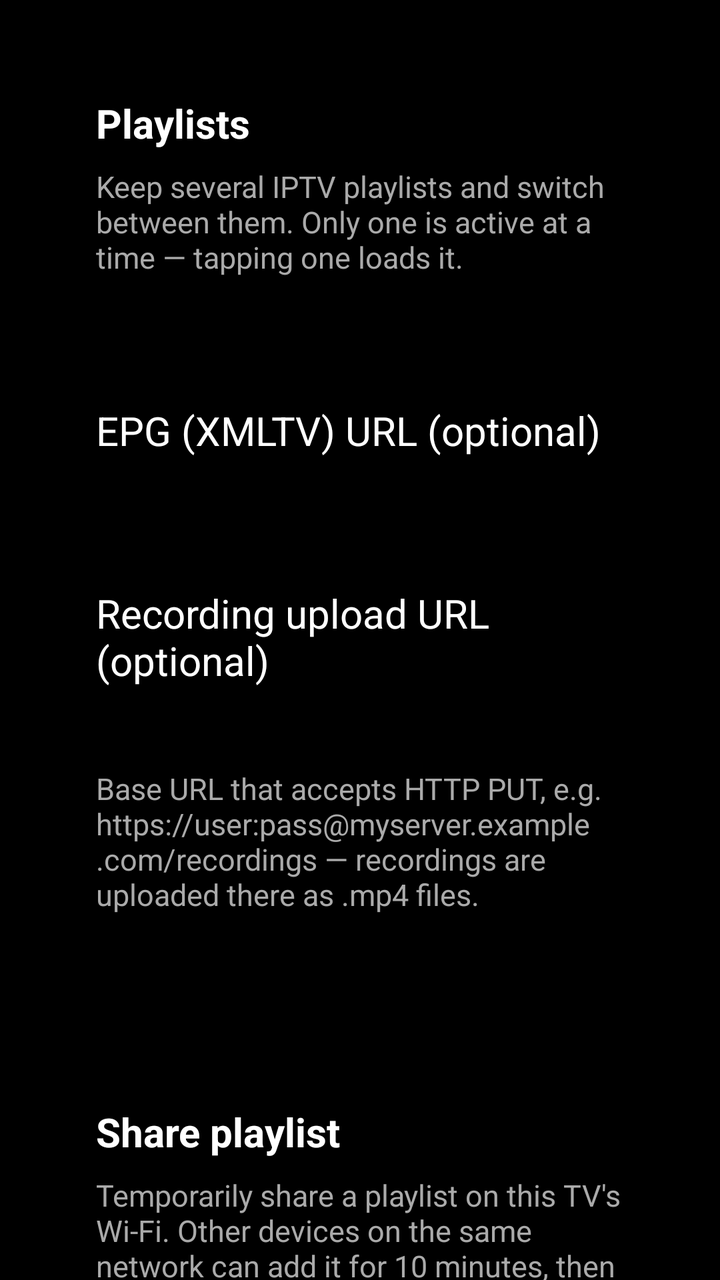
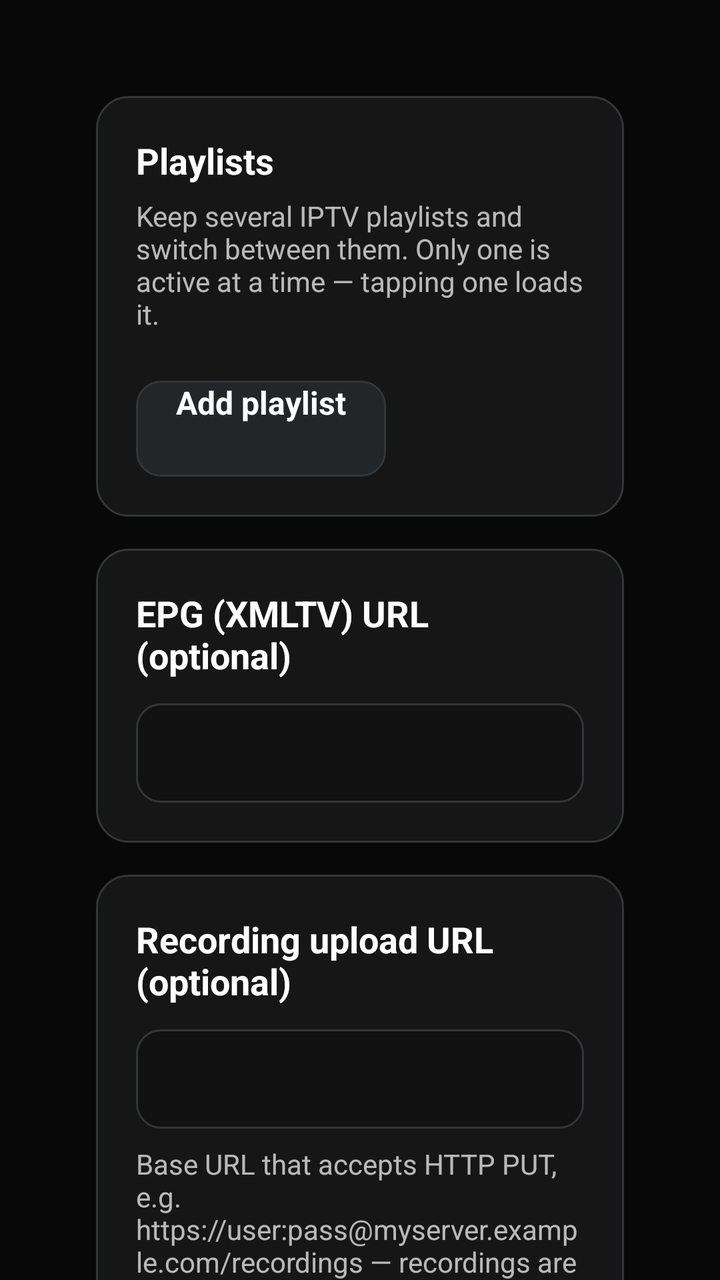

Before-and-after screenshots of an Android layout around one commit, followed by the original layout XML and the change that was made.
<!-- AndroidManifest.xml: application theme Theme.OpenTV -->
<!-- res/layout/activity_settings.xml -->
<?xml version="1.0" encoding="utf-8"?>
<ScrollView xmlns:android="http://schemas.android.com/apk/res/android"
    android:layout_width="match_parent"
    android:layout_height="match_parent"
    android:background="@android:color/black">

<LinearLayout
    android:layout_width="match_parent"
    android:layout_height="wrap_content"
    android:orientation="vertical"
    android:padding="48dp">

    
    <TextView
        android:layout_width="wrap_content"
        android:layout_height="wrap_content"
        android:text="@string/playlists_title"
        android:textColor="@android:color/white"
        android:textSize="20sp"
        android:textStyle="bold" />

    <TextView
        android:layout_width="wrap_content"
        android:layout_height="wrap_content"
        android:layout_marginTop="8dp"
        android:text="@string/playlists_hint"
        android:textColor="#FFAAAAAA"
        android:textSize="15sp" />

    <LinearLayout
        android:id="@+id/playlists_list"
        android:layout_width="match_parent"
        android:layout_height="wrap_content"
        android:layout_marginTop="12dp"
        android:orientation="vertical" />

    <Button
        android:id="@+id/add_playlist_button"
        android:layout_width="wrap_content"
        android:layout_height="wrap_content"
        android:layout_marginTop="12dp"
        android:text="@string/playlist_add" />

    <TextView
        android:layout_width="wrap_content"
        android:layout_height="wrap_content"
        android:layout_marginTop="32dp"
        android:text="@string/epg_url_label"
        android:textColor="@android:color/white"
        android:textSize="20sp" />

    <EditText
        android:id="@+id/epg_url"
        android:layout_width="match_parent"
        android:layout_height="wrap_content"
        android:layout_marginTop="8dp"
        android:textColor="@android:color/white"
        android:textSize="18sp"
        android:inputType="textUri"
        android:singleLine="true" />

    <TextView
        android:layout_width="wrap_content"
        android:layout_height="wrap_content"
        android:layout_marginTop="32dp"
        android:text="@string/upload_url_label"
        android:textColor="@android:color/white"
        android:textSize="20sp" />

    <EditText
        android:id="@+id/upload_url"
        android:layout_width="match_parent"
        android:layout_height="wrap_content"
        android:layout_marginTop="8dp"
        android:textColor="@android:color/white"
        android:textSize="18sp"
        android:inputType="textUri"
        android:singleLine="true" />

    <TextView
        android:layout_width="wrap_content"
        android:layout_height="wrap_content"
        android:layout_marginTop="8dp"
        android:text="@string/upload_url_hint"
        android:textColor="#FFAAAAAA"
        android:textSize="15sp" />

    <LinearLayout
        android:layout_width="match_parent"
        android:layout_height="wrap_content"
        android:layout_marginTop="40dp"
        android:orientation="horizontal">

        <Button
            android:id="@+id/save_button"
            android:layout_width="wrap_content"
            android:layout_height="wrap_content"
            android:text="@string/save" />

        <Button
            android:id="@+id/reset_button"
            android:layout_width="wrap_content"
            android:layout_height="wrap_content"
            android:layout_marginStart="16dp"
            android:text="@string/reset_default" />

        <Button
            android:id="@+id/unhide_button"
            android:layout_width="wrap_content"
            android:layout_height="wrap_content"
            android:layout_marginStart="16dp"
            android:text="@string/unhide_all" />

    </LinearLayout>

    
    <TextView
        android:layout_width="wrap_content"
        android:layout_height="wrap_content"
        android:layout_marginTop="48dp"
        android:text="@string/share_playlist_title"
        android:textColor="@android:color/white"
        android:textSize="20sp"
        android:textStyle="bold" />

    <TextView
        android:layout_width="wrap_content"
        android:layout_height="wrap_content"
        android:layout_marginTop="8dp"
        android:text="@string/share_playlist_hint"
        android:textColor="#FFAAAAAA"
        android:textSize="15sp" />

    <TextView
        android:id="@+id/share_status"
        android:layout_width="wrap_content"
        android:layout_height="wrap_content"
        android:layout_marginTop="12dp"
        android:text="@string/share_not_running"
        android:textColor="@android:color/white"
        android:textSize="18sp" />

    <Button
        android:id="@+id/share_button"
        android:layout_width="wrap_content"
        android:layout_height="wrap_content"
        android:layout_marginTop="12dp"
        android:text="@string/share_playlist" />

    
    <TextView
        android:layout_width="wrap_content"
        android:layout_height="wrap_content"
        android:layout_marginTop="48dp"
        android:text="@string/about_title"
        android:textColor="@android:color/white"
        android:textSize="20sp"
        android:textStyle="bold" />

    <TextView
        android:id="@+id/about_version"
        android:layout_width="wrap_content"
        android:layout_height="wrap_content"
        android:layout_marginTop="8dp"
        android:textColor="@android:color/white"
        android:textSize="18sp" />

    <TextView
        android:layout_width="wrap_content"
        android:layout_height="wrap_content"
        android:layout_marginTop="8dp"
        android:text="@string/about_text"
        android:textColor="#FFAAAAAA"
        android:textSize="15sp" />

</LinearLayout>
</ScrollView>
<!-- resources referenced by this layout -->
<resources>
  <string name="about_text">A free, open-source Android TV IPTV player. Built with AI assistance — expect rough edges, bug reports welcome.</string>
  <string name="about_title">About</string>
  <string name="epg_url_label">EPG (XMLTV) URL (optional)</string>
  <string name="playlist_add">Add playlist</string>
  <string name="playlists_hint">Keep several IPTV playlists and switch between them. Only one is active at a time — tapping one loads it.</string>
  <string name="playlists_title">Playlists</string>
  <string name="reset_default">Reset to default</string>
  <string name="save">Save</string>
  <string name="share_not_running">Not sharing.</string>
  <string name="share_playlist">Share playlist</string>
  <string name="share_playlist_hint">Temporarily share a playlist on this TV\'s Wi-Fi. Other devices on the same network can add it for 10 minutes, then sharing turns itself off. While sharing is on, other devices can also send a playlist to this TV.</string>
  <string name="share_playlist_title">Share playlist</string>
  <string name="unhide_all">Unhide all channels</string>
  <string name="upload_url_hint">Base URL that accepts HTTP PUT, e.g. https://user:pass@myserver.example.com/recordings — recordings are uploaded there as .mp4 files.</string>
  <string name="upload_url_label">Recording upload URL (optional)</string>
  <style name="Theme.OpenTV" parent="Theme.Leanback">
          <item name="android:windowBackground">@android:color/black</item>
      </style>
</resources>

<!-- the commit's change to res/layout/activity_settings.xml (unified diff, before → after) -->
@@ -2,7 +2,7 @@
 <ScrollView xmlns:android="http://schemas.android.com/apk/res/android"
     android:layout_width="match_parent"
     android:layout_height="match_parent"
-    android:background="@android:color/black">
+    android:background="#080808">
 
 <LinearLayout
     android:layout_width="match_parent"
@@ -11,167 +11,255 @@
     android:padding="48dp">
 
     
-    <TextView
-        android:layout_width="wrap_content"
-        android:layout_height="wrap_content"
-        android:text="@string/playlists_title"
-        android:textColor="@android:color/white"
-        android:textSize="20sp"
-        android:textStyle="bold" />
-
-    <TextView
-        android:layout_width="wrap_content"
-        android:layout_height="wrap_content"
-        android:layout_marginTop="8dp"
-        android:text="@string/playlists_hint"
-        android:textColor="#FFAAAAAA"
-        android:textSize="15sp" />
-
-    <LinearLayout
-        android:id="@+id/playlists_list"
-        android:layout_width="match_parent"
-        android:layout_height="wrap_content"
-        android:layout_marginTop="12dp"
-        android:orientation="vertical" />
-
-    <Button
-        android:id="@+id/add_playlist_button"
-        android:layout_width="wrap_content"
-        android:layout_height="wrap_content"
-        android:layout_marginTop="12dp"
-        android:text="@string/playlist_add" />
-
-    <TextView
-        android:layout_width="wrap_content"
-        android:layout_height="wrap_content"
-        android:layout_marginTop="32dp"
-        android:text="@string/epg_url_label"
-        android:textColor="@android:color/white"
-        android:textSize="20sp" />
-
-    <EditText
-        android:id="@+id/epg_url"
-        android:layout_width="match_parent"
-        android:layout_height="wrap_content"
-        android:layout_marginTop="8dp"
-        android:textColor="@android:color/white"
-        android:textSize="18sp"
-        android:inputType="textUri"
-        android:singleLine="true" />
-
-    <TextView
-        android:layout_width="wrap_content"
-        android:layout_height="wrap_content"
-        android:layout_marginTop="32dp"
-        android:text="@string/upload_url_label"
-        android:textColor="@android:color/white"
-        android:textSize="20sp" />
-
-    <EditText
-        android:id="@+id/upload_url"
-        android:layout_width="match_parent"
-        android:layout_height="wrap_content"
-        android:layout_marginTop="8dp"
-        android:textColor="@android:color/white"
-        android:textSize="18sp"
-        android:inputType="textUri"
-        android:singleLine="true" />
-
-    <TextView
-        android:layout_width="wrap_content"
-        android:layout_height="wrap_content"
-        android:layout_marginTop="8dp"
-        android:text="@string/upload_url_hint"
-        android:textColor="#FFAAAAAA"
-        android:textSize="15sp" />
-
-    <LinearLayout
-        android:layout_width="match_parent"
-        android:layout_height="wrap_content"
-        android:layout_marginTop="40dp"
+    <LinearLayout
+        android:layout_width="match_parent"
+        android:layout_height="wrap_content"
+        android:orientation="vertical"
+        android:background="@drawable/card_rounded_bg"
+        android:padding="20dp">
+
+        <TextView
+            android:layout_width="wrap_content"
+            android:layout_height="wrap_content"
+            android:text="@string/playlists_title"
+            android:textColor="@android:color/white"
+            android:textSize="18sp"
+            android:textStyle="bold" />
+
+        <TextView
+            android:layout_width="wrap_content"
+            android:layout_height="wrap_content"
+            android:layout_marginTop="6dp"
+            android:text="@string/playlists_hint"
+            android:textColor="#B3FFFFFF"
+            android:textSize="14sp" />
+
+        <LinearLayout
+            android:id="@+id/playlists_list"
+            android:layout_width="match_parent"
+            android:layout_height="wrap_content"
+            android:layout_marginTop="12dp"
+            android:orientation="vertical" />
+
+        <Button
+            android:id="@+id/add_playlist_button"
+            android:layout_width="wrap_content"
+            android:layout_height="wrap_content"
+            android:layout_marginTop="12dp"
+            android:background="@drawable/settings_button_bg"
+            android:minHeight="48dp"
+            android:paddingStart="20dp"
+            android:paddingEnd="20dp"
+            android:text="@string/playlist_add"
+            android:textColor="@color/settings_button_text"
+            android:textSize="16sp"
+            android:textStyle="bold" />
+
+    </LinearLayout>
+
+    <LinearLayout
+        android:layout_width="match_parent"
+        android:layout_height="wrap_content"
+        android:layout_marginTop="16dp"
+        android:orientation="vertical"
+        android:background="@drawable/card_rounded_bg"
+        android:padding="20dp">
+
+        <TextView
+            android:layout_width="wrap_content"
+            android:layout_height="wrap_content"
+            android:text="@string/epg_url_label"
+            android:textColor="@android:color/white"
+            android:textSize="18sp"
+            android:textStyle="bold" />
+
+        <EditText
+            android:id="@+id/epg_url"
+            android:layout_width="match_parent"
+            android:layout_height="wrap_content"
+            android:layout_marginTop="12dp"
+            android:background="@drawable/settings_input_bg"
+            android:padding="14dp"
+            android:textColor="@android:color/white"
+            android:textColorHint="#FF7A7A85"
+            android:textSize="16sp"
+            android:inputType="textUri"
+            android:singleLine="true" />
+
+    </LinearLayout>
+
+    <LinearLayout
+        android:layout_width="match_parent"
+        android:layout_height="wrap_content"
+        android:layout_marginTop="16dp"
+        android:orientation="vertical"
+        android:background="@drawable/card_rounded_bg"
+        android:padding="20dp">
+
+        <TextView
+            android:layout_width="wrap_content"
+            android:layout_height="wrap_content"
+            android:text="@string/upload_url_label"
+            android:textColor="@android:color/white"
+            android:textSize="18sp"
+            android:textStyle="bold" />
+
+        <EditText
+            android:id="@+id/upload_url"
+            android:layout_width="match_parent"
+            android:layout_height="wrap_content"
+            android:layout_marginTop="12dp"
+            android:background="@drawable/settings_input_bg"
+            android:padding="14dp"
+            android:textColor="@android:color/white"
+            android:textColorHint="#FF7A7A85"
+            android:textSize="16sp"
+            android:inputType="textUri"
+            android:singleLine="true" />
+
+        <TextView
+            android:layout_width="wrap_content"
+            android:layout_height="wrap_content"
+            android:layout_marginTop="8dp"
+            android:text="@string/upload_url_hint"
+            android:textColor="#B3FFFFFF"
+            android:textSize="14sp" />
+
+    </LinearLayout>
+
+    <LinearLayout
+        android:layout_width="match_parent"
+        android:layout_height="wrap_content"
+        android:layout_marginTop="24dp"
         android:orientation="horizontal">
 
         <Button
             android:id="@+id/save_button"
             android:layout_width="wrap_content"
             android:layout_height="wrap_content"
-            android:text="@string/save" />
+            android:background="@drawable/settings_button_bg"
+            android:minHeight="48dp"
+            android:paddingStart="20dp"
+            android:paddingEnd="20dp"
+            android:text="@string/save"
+            android:textColor="@color/settings_button_text"
+            android:textSize="16sp"
+            android:textStyle="bold" />
 
         <Button
             android:id="@+id/reset_button"
             android:layout_width="wrap_content"
             android:layout_height="wrap_content"
             android:layout_marginStart="16dp"
-            android:text="@string/reset_default" />
+            android:background="@drawable/settings_button_bg"
+            android:minHeight="48dp"
+            android:paddingStart="20dp"
+            android:paddingEnd="20dp"
+            android:text="@string/reset_default"
+            android:textColor="@color/settings_button_text"
+            android:textSize="16sp"
+            android:textStyle="bold" />
 
         <Button
             android:id="@+id/unhide_button"
             android:layout_width="wrap_content"
             android:layout_height="wrap_content"
             android:layout_marginStart="16dp"
-            android:text="@string/unhide_all" />
+            android:background="@drawable/settings_button_bg"
+            android:minHeight="48dp"
+            android:paddingStart="20dp"
+            android:paddingEnd="20dp"
+            android:text="@string/unhide_all"
+            android:textColor="@color/settings_button_text"
+            android:textSize="16sp"
+            android:textStyle="bold" />
 
     </LinearLayout>
 
     
-    <TextView
-        android:layout_width="wrap_content"
-        android:layout_height="wrap_content"
-        android:layout_marginTop="48dp"
-        android:text="@string/share_playlist_title"
-        android:textColor="@android:color/white"
-        android:textSize="20sp"
-        android:textStyle="bold" />
-
-    <TextView
-        android:layout_width="wrap_content"
-        android:layout_height="wrap_content"
-        android:layout_marginTop="8dp"
-        android:text="@string/share_playlist_hint"
-        android:textColor="#FFAAAAAA"
-        android:textSize="15sp" />
-
-    <TextView
-        android:id="@+id/share_status"
-        android:layout_width="wrap_content"
-        android:layout_height="wrap_content"
-        android:layout_marginTop="12dp"
-        android:text="@string/share_not_running"
-        android:textColor="@android:color/white"
-        android:textSize="18sp" />
-
-    <Button
-        android:id="@+id/share_button"
-        android:layout_width="wrap_content"
-        android:layout_height="wrap_content"
-        android:layout_marginTop="12dp"
-        android:text="@string/share_playlist" />
+    <LinearLayout
+        android:layout_width="match_parent"
+        android:layout_height="wrap_content"
+        android:layout_marginTop="16dp"
+        android:orientation="vertical"
+        android:background="@drawable/card_rounded_bg"
+        android:padding="20dp">
+
+        <TextView
+            android:layout_width="wrap_content"
+            android:layout_height="wrap_content"
+            android:text="@string/share_playlist_title"
+            android:textColor="@android:color/white"
+            android:textSize="18sp"
+            android:textStyle="bold" />
+
+        <TextView
+            android:layout_width="wrap_content"
+            android:layout_height="wrap_content"
+            android:layout_marginTop="6dp"
+            android:text="@string/share_playlist_hint"
+            android:textColor="#B3FFFFFF"
+            android:textSize="14sp" />
+
+        <TextView
+            android:id="@+id/share_status"
+            android:layout_width="wrap_content"
+            android:layout_height="wrap_content"
+            android:layout_marginTop="12dp"
+            android:text="@string/share_not_running"
+            android:textColor="@android:color/white"
+            android:textSize="16sp" />
+
+        <Button
+            android:id="@+id/share_button"
+            android:layout_width="wrap_content"
+            android:layout_height="wrap_content"
+            android:layout_marginTop="12dp"
+            android:background="@drawable/settings_button_bg"
+            android:minHeight="48dp"
+            android:paddingStart="20dp"
+            android:paddingEnd="20dp"
+            android:text="@string/share_playlist"
+            android:textColor="@color/settings_button_text"
+            android:textSize="16sp"
+            android:textStyle="bold" />
+
+    </LinearLayout>
 
     
-    <TextView
-        android:layout_width="wrap_content"
-        android:layout_height="wrap_content"
-        android:layout_marginTop="48dp"
-        android:text="@string/about_title"
-        android:textColor="@android:color/white"
-        android:textSize="20sp"
-        android:textStyle="bold" />
-
-    <TextView
-        android:id="@+id/about_version"
-        android:layout_width="wrap_content"
-        android:layout_height="wrap_content"
-        android:layout_marginTop="8dp"
-        android:textColor="@android:color/white"
-        android:textSize="18sp" />
-
-    <TextView
-        android:layout_width="wrap_content"
-        android:layout_height="wrap_content"
-        android:layout_marginTop="8dp"
-        android:text="@string/about_text"
-        android:textColor="#FFAAAAAA"
-        android:textSize="15sp" />
+    <LinearLayout
+        android:layout_width="match_parent"
+        android:layout_height="wrap_content"
+        android:layout_marginTop="16dp"
+        android:orientation="vertical"
+        android:background="@drawable/card_rounded_bg"
+        android:padding="20dp">
+
+        <TextView
+            android:layout_width="wrap_content"
+            android:layout_height="wrap_content"
+            android:text="@string/about_title"
+            android:textColor="@android:color/white"
+            android:textSize="18sp"
+            android:textStyle="bold" />
+
+        <TextView
+            android:id="@+id/about_version"
+            android:layout_width="wrap_content"
+            android:layout_height="wrap_content"
+            android:layout_marginTop="8dp"
+            android:textColor="@android:color/white"
+            android:textSize="16sp" />
+
+        <TextView
+            android:layout_width="wrap_content"
+            android:layout_height="wrap_content"
+            android:layout_marginTop="8dp"
+            android:text="@string/about_text"
+            android:textColor="#B3FFFFFF"
+            android:textSize="14sp" />
+
+    </LinearLayout>
 
 </LinearLayout>
 </ScrollView>
<!-- resource entries referenced after the edit -->
@@ -1,5 +1,62 @@
 <!-- resources referenced by this layout -->
 <resources>
+  <!-- drawable card_rounded_bg (drawable) -->
+  <?xml version="1.0" encoding="utf-8"?>
+  <shape xmlns:android="http://schemas.android.com/apk/res/android"
+      android:shape="rectangle">
+      <solid android:color="#161616" />
+      <corners android:radius="16dp" />
+      <stroke
+          android:width="1dp"
+          android:color="#333639" />
+  </shape>
+  <!-- drawable settings_button_bg (drawable) -->
+  <?xml version="1.0" encoding="utf-8"?>
+  <selector xmlns:android="http://schemas.android.com/apk/res/android">
+      <item android:state_pressed="true">
+          <shape android:shape="rectangle">
+              <solid android:color="#86C739" />
+              <corners android:radius="12dp" />
+          </shape>
+      </item>
+      <item android:state_focused="true">
+          <shape android:shape="rectangle">
+              <solid android:color="#86C739" />
+              <corners android:radius="12dp" />
+          </shape>
+      </item>
+      <item>
+          <shape android:shape="rectangle">
+              <solid android:color="#232629" />
+              <corners android:radius="12dp" />
+              <stroke
+                  android:width="1dp"
+                  android:color="#333639" />
+          </shape>
+      </item>
+  </selector>
+  <!-- drawable settings_input_bg (drawable) -->
+  <?xml version="1.0" encoding="utf-8"?>
+  <selector xmlns:android="http://schemas.android.com/apk/res/android">
+      <item android:state_focused="true">
+          <shape android:shape="rectangle">
+              <solid android:color="#161616" />
+              <corners android:radius="12dp" />
+              <stroke
+                  android:width="2dp"
+                  android:color="#86C739" />
+          </shape>
+      </item>
+      <item>
+          <shape android:shape="rectangle">
+              <solid android:color="#111111" />
+              <corners android:radius="12dp" />
+              <stroke
+                  android:width="1dp"
+                  android:color="#333639" />
+          </shape>
+      </item>
+  </selector>
   <string name="about_text">A free, open-source Android TV IPTV player. Built with AI assistance — expect rough edges, bug reports welcome.</string>
   <string name="about_title">About</string>
   <string name="epg_url_label">EPG (XMLTV) URL (optional)</string>
